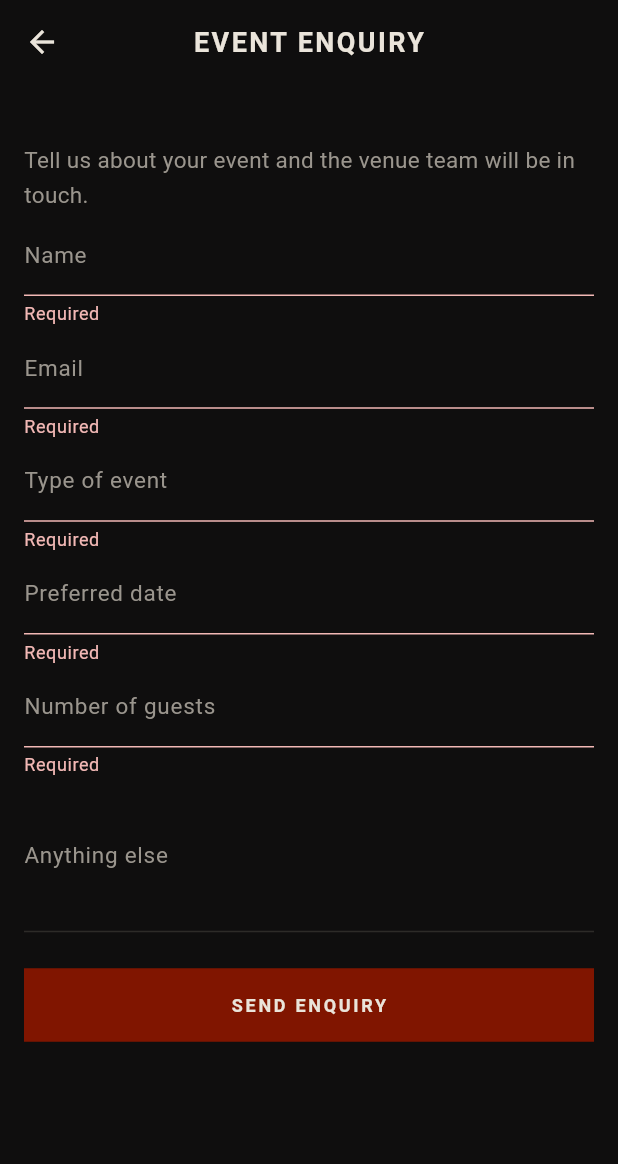
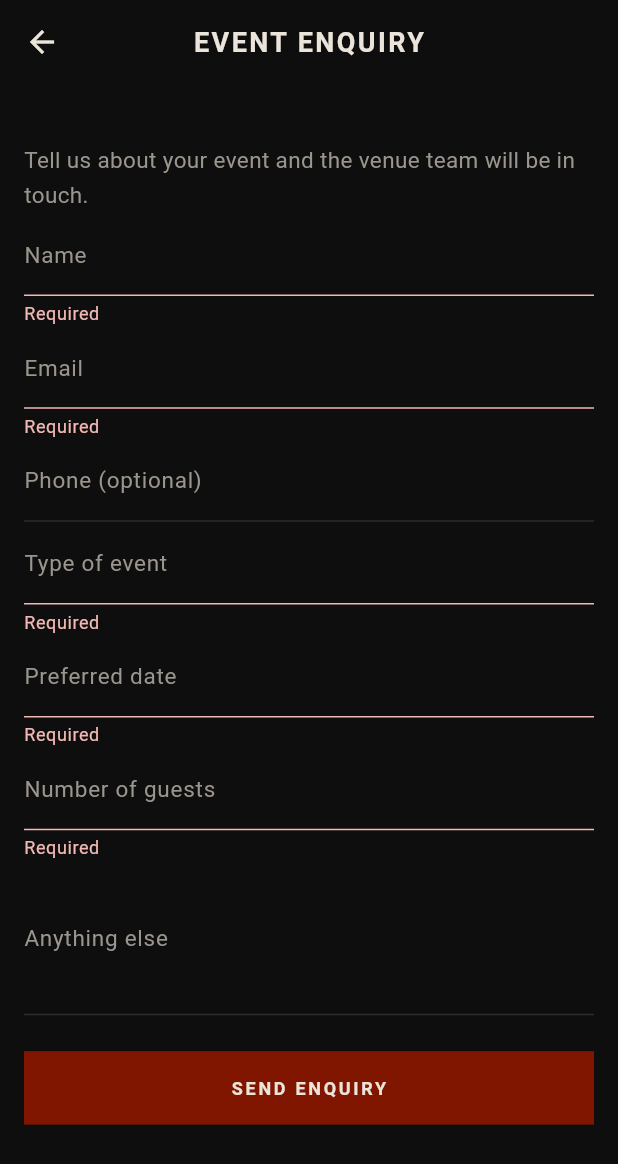
Before and after one commit to lwhobley/Enish, a Flutter app: the EnquiryScreen screen opened directly with empty values, after a tap on "SEND ENQUIRY", on a phone screen of 412 x 824 dp. Shown: the top 1164 px of the screen. Run offline on Flutter 3.47's test engine with Material 3 defaults, Android fonts, the phone set to English and light mode, and no system bars; our stand-ins replace cached_network_image, flutter_riverpod, go_router, image_picker, shared_preferences, supabase_flutter and 1 more; accounts and stored records are empty.

Commit message:
Wire enquiry form to submit-enquiry Edge Function with proper controllers and error handling

```diff
--- a/lib/screens/venues.dart
+++ b/lib/screens/venues.dart
@@ -1,6 +1,7 @@
 import 'package:flutter/material.dart';
 import 'package:flutter_riverpod/flutter_riverpod.dart';
 import 'package:go_router/go_router.dart';
+import 'package:supabase_flutter/supabase_flutter.dart';
 import 'package:url_launcher/url_launcher.dart';
 
 import '../brand/brand.dart';
@@ -415,9 +416,71 @@ class EnquiryScreen extends ConsumerStatefulWidget {
 
 class _EnquiryScreenState extends ConsumerState<EnquiryScreen> {
   final _form = GlobalKey<FormState>();
+  final _name = TextEditingController();
+  final _email = TextEditingController();
+  final _phone = TextEditingController();
+  final _eventType = TextEditingController();
+  final _preferredDate = TextEditingController();
+  final _guestCount = TextEditingController();
+  final _message = TextEditingController();
+  bool _busy = false;
+
+  @override
+  void dispose() {
+    _name.dispose();
+    _email.dispose();
+    _phone.dispose();
+    _eventType.dispose();
+    _preferredDate.dispose();
+    _guestCount.dispose();
+    _message.dispose();
+    super.dispose();
+  }
 
   String? _required(String? v) =>
       (v == null || v.trim().isEmpty) ? 'Required' : null;
+
+  Future<void> _submit() async {
+    if (!_form.currentState!.validate()) return;
+    setState(() => _busy = true);
+    try {
+      final res = await Supabase.instance.client.functions.invoke(
+        'submit-enquiry',
+        body: {
+          'venue_code': widget.code,
+          'name': _name.text.trim(),
+          'email': _email.text.trim(),
+          'phone': _phone.text.trim().isEmpty ? null : _phone.text.trim(),
+          'event_type': _eventType.text.trim(),
+          'preferred_date': _preferredDate.text.trim(),
+          'guest_count': _guestCount.text.trim().isEmpty
+              ? null
+              : int.tryParse(_guestCount.text.trim()),
+          'message': _message.text.trim().isEmpty ? null : _message.text.trim(),
+        },
+      );
+      if (!mounted) return;
+      if (res.status != 200) {
+        final err = (res.data is Map) ? (res.data as Map)['error'] : res.data;
+        ScaffoldMessenger.of(context).showSnackBar(
+          SnackBar(content: Text('Could not send: $err')),
+        );
+        return;
+      }
+      ScaffoldMessenger.of(context).showSnackBar(
+        const SnackBar(content: Text('Enquiry sent. The venue team will be in touch.')),
+      );
+      if (context.canPop()) context.pop();
+    } catch (e) {
+      if (mounted) {
+        ScaffoldMessenger.of(context).showSnackBar(
+          SnackBar(content: Text('Could not send enquiry: $e')),
+        );
+      }
+    } finally {
+      if (mounted) setState(() => _busy = false);
+    }
+  }
 
   @override
   Widget build(BuildContext context) {
@@ -441,47 +504,54 @@ class _EnquiryScreenState extends ConsumerState<EnquiryScreen> {
               style: EnishText.body,
             ),
             TextFormField(
+              controller: _name,
               decoration: const InputDecoration(labelText: 'Name'),
               validator: _required,
+              textInputAction: TextInputAction.next,
             ),
             TextFormField(
+              controller: _email,
               decoration: const InputDecoration(labelText: 'Email'),
               keyboardType: TextInputType.emailAddress,
               validator: _required,
+              textInputAction: TextInputAction.next,
             ),
             TextFormField(
+              controller: _phone,
+              decoration: const InputDecoration(labelText: 'Phone (optional)'),
+              keyboardType: TextInputType.phone,
+              textInputAction: TextInputAction.next,
+            ),
+            TextFormField(
+              controller: _eventType,
               decoration: const InputDecoration(labelText: 'Type of event'),
               validator: _required,
+              textInputAction: TextInputAction.next,
             ),
             TextFormField(
+              controller: _preferredDate,
               decoration: const InputDecoration(labelText: 'Preferred date'),
               validator: _required,
+              textInputAction: TextInputAction.next,
             ),
             TextFormField(
+              controller: _guestCount,
               decoration: const InputDecoration(labelText: 'Number of guests'),
               keyboardType: TextInputType.number,
               validator: _required,
+              textInputAction: TextInputAction.next,
             ),
             TextFormField(
+              controller: _message,
               decoration: const InputDecoration(labelText: 'Anything else'),
               maxLines: 3,
+              textInputAction: TextInputAction.done,
             ),
             const SizedBox(height: EnishSpace.lg),
             EnishButton(
-              label: 'Send enquiry',
+              label: _busy ? 'Sending…' : 'Send enquiry',
               color: venue?.accent,
-              onPressed: () {
-                if (!_form.currentState!.validate()) return;
-                // TODO(backend): post to the enquiries endpoint, routed to the
-                // venue's events contact. Nothing is sent yet.
-                ScaffoldMessenger.of(context).showSnackBar(
-                  const SnackBar(
-                    content: Text(
-                      'Enquiry sending is not connected yet. Nothing was sent.',
-                    ),
-                  ),
-                );
-              },
+              onPressed: _busy ? null : _submit,
             ),
           ],
         ),
```
